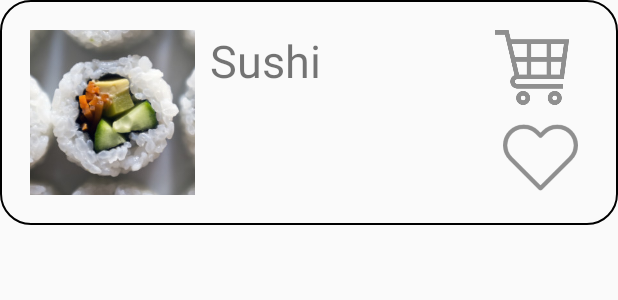
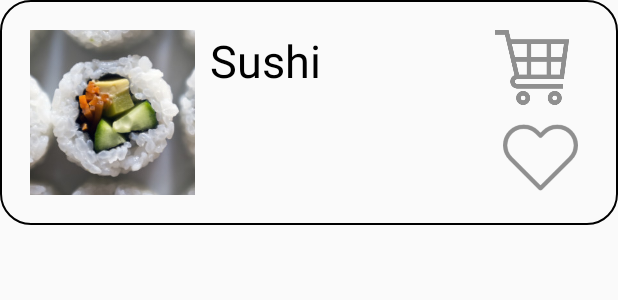
Before and after one commit to JavaCoffeeBean/Munchiez, an Android app: the layout layout_listitem.xml on its own in the app's theme, with its tools: preview values and no code run, on a phone screen of 412 x 824 dp. Shown: the top 300 px of the screen. Run offline under Robolectric (Android 15) with nearby library versions, the phone set to English and light mode, and no system bars.

```diff
--- a/app/src/main/res/layout/layout_listitem.xml
+++ b/app/src/main/res/layout/layout_listitem.xml
@@ -6,23 +6,26 @@
     android:id="@+id/parent_layout1">
 
     <ImageView
-        android:id="@+id/test_image"
+        android:id="@+id/recipe_image"
         android:layout_width="110dp"
         android:layout_height="110dp"
         android:src="@drawable/sushi"/>
 
     <TextView
+        android:id="@+id/recipe_name"
         android:layout_width="180dp"
         android:layout_height="wrap_content"
         android:text="Sushi"
-        android:layout_toRightOf="@id/test_image"
+        android:layout_toRightOf="@id/recipe_image"
         android:textSize="30sp"
+        android:textColor="@color/black"
         android:layout_marginLeft="10dp"/>
 
     <ImageButton
+        android:id="@+id/favorite_button"
         android:layout_width="50dp"
         android:layout_height="50dp"
-        android:layout_alignBottom="@id/test_image"
+        android:layout_alignBottom="@id/recipe_image"
         android:background="@drawable/heart_icon"
         android:layout_marginLeft="315dp"
         android:backgroundTint="@color/grey"/>
@@ -32,7 +35,7 @@
         android:layout_width="50dp"
         android:layout_height="50dp"
         android:background="@drawable/cart_icon"
-        android:layout_toRightOf="@id/test_image"
+        android:layout_toRightOf="@id/recipe_image"
         android:layout_marginLeft="200dp"
         android:layout_marginRight="10dp"
         android:backgroundTint="@color/grey"/>
```
Also changed, not shown: app/src/main/java/com/example/android/munchiez/RecyclerViewAdapter.java (+77 -1 lines).
